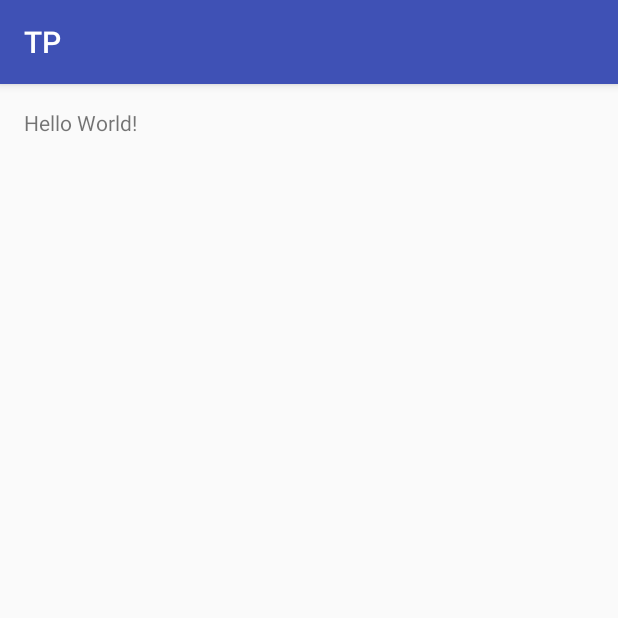
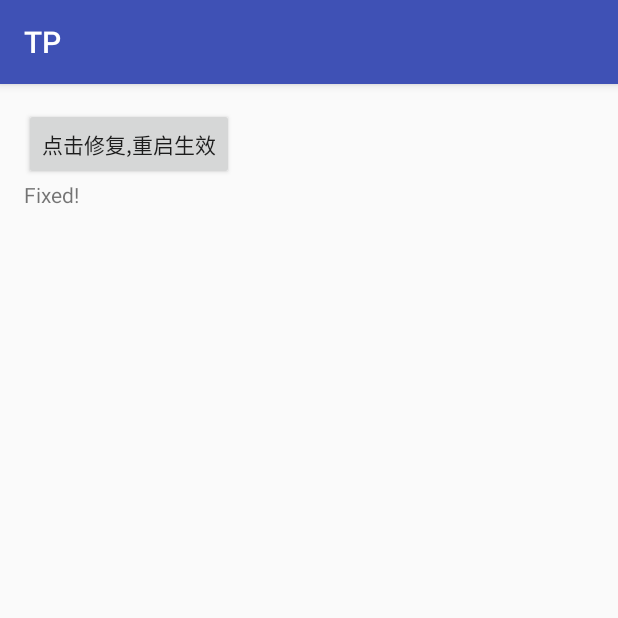
Before and after one commit to Jarlene/delta, an Android app: the screen it shows after launch (MainActivity), on a phone screen of 412 x 824 dp, the top half of it. Run offline under Robolectric (Android 15) with nearby library versions, the phone set to English and light mode, and no system bars.

Commit message:
调整demo

```diff
--- a/app/src/main/AndroidManifest.xml
+++ b/app/src/main/AndroidManifest.xml
@@ -1,6 +1,9 @@
 <?xml version="1.0" encoding="utf-8"?>
 <manifest package="org.byteam.sample"
           xmlns:android="http://schemas.android.com/apk/res/android">
+
+    <uses-permission android:name="android.permission.READ_EXTERNAL_STORAGE"/>
+    <uses-permission android:name="android.permission.WRITE_EXTERNAL_STORAGE"/>
 
     <application
         android:name=".App"
--- a/app/src/main/java/org/byteam/sample/App.java
+++ b/app/src/main/java/org/byteam/sample/App.java
@@ -1,12 +1,22 @@
 package org.byteam.sample;
 
+import android.content.Context;
 import android.support.multidex.MultiDexApplication;
+
+import org.byteam.tp.Tp;
 
 /**
  * @Author: chenenyu
  * @Created: 16/8/23 16:36.
  */
 public class App extends MultiDexApplication {
+
+    @Override
+    protected void attachBaseContext(Context base) {
+        super.attachBaseContext(base);
+        Tp.install(this);
+    }
+
     @Override
     public void onCreate() {
         super.onCreate();
--- a/app/src/main/java/org/byteam/sample/MainActivity.java
+++ b/app/src/main/java/org/byteam/sample/MainActivity.java
@@ -2,12 +2,35 @@ package org.byteam.sample;
 
 import android.os.Bundle;
 import android.support.v7.app.AppCompatActivity;
+import android.view.View;
+import android.widget.Button;
+import android.widget.TextView;
 
-public class MainActivity extends AppCompatActivity {
+import org.byteam.tp.Tp;
+
+public class MainActivity extends AppCompatActivity implements View.OnClickListener {
+
+    private Button mFixBtn;
+    private TextView mTextView;
 
     @Override
     protected void onCreate(Bundle savedInstanceState) {
         super.onCreate(savedInstanceState);
         setContentView(R.layout.activity_main);
+        mFixBtn = (Button) findViewById(R.id.btn_fix);
+        mFixBtn.setOnClickListener(this);
+        mTextView = (TextView) findViewById(R.id.text);
+        setTextView();
+    }
+
+    private void setTextView() {
+        mTextView.setText("Fixed!");
+    }
+
+    @Override
+    public void onClick(View v) {
+        if (v == mFixBtn) {
+            Tp.applyPatchFromDevice(this);
+        }
     }
 }
--- a/app/src/main/res/layout/activity_main.xml
+++ b/app/src/main/res/layout/activity_main.xml
@@ -1,5 +1,5 @@
 <?xml version="1.0" encoding="utf-8"?>
-<RelativeLayout
+<LinearLayout
     android:id="@+id/activity_main"
     xmlns:android="http://schemas.android.com/apk/res/android"
     xmlns:tools="http://schemas.android.com/tools"
@@ -9,10 +9,17 @@
     android:paddingLeft="@dimen/activity_horizontal_margin"
     android:paddingRight="@dimen/activity_horizontal_margin"
     android:paddingTop="@dimen/activity_vertical_margin"
+    android:orientation="vertical"
     tools:context="org.byteam.sample.MainActivity">
 
+    <Button
+        android:id="@+id/btn_fix"
+        android:text="点击修复,重启生效"
+        android:layout_width="wrap_content"
+        android:layout_height="wrap_content"/>
     <TextView
+        android:id="@+id/text"
         android:layout_width="wrap_content"
         android:layout_height="wrap_content"
-        android:text="Hello World!"/>
-</RelativeLayout>
+        android:text="Please fix me ~"/>
+</LinearLayout>
```
Also changed, not shown: app/build.gradle (+3 -15 lines).
